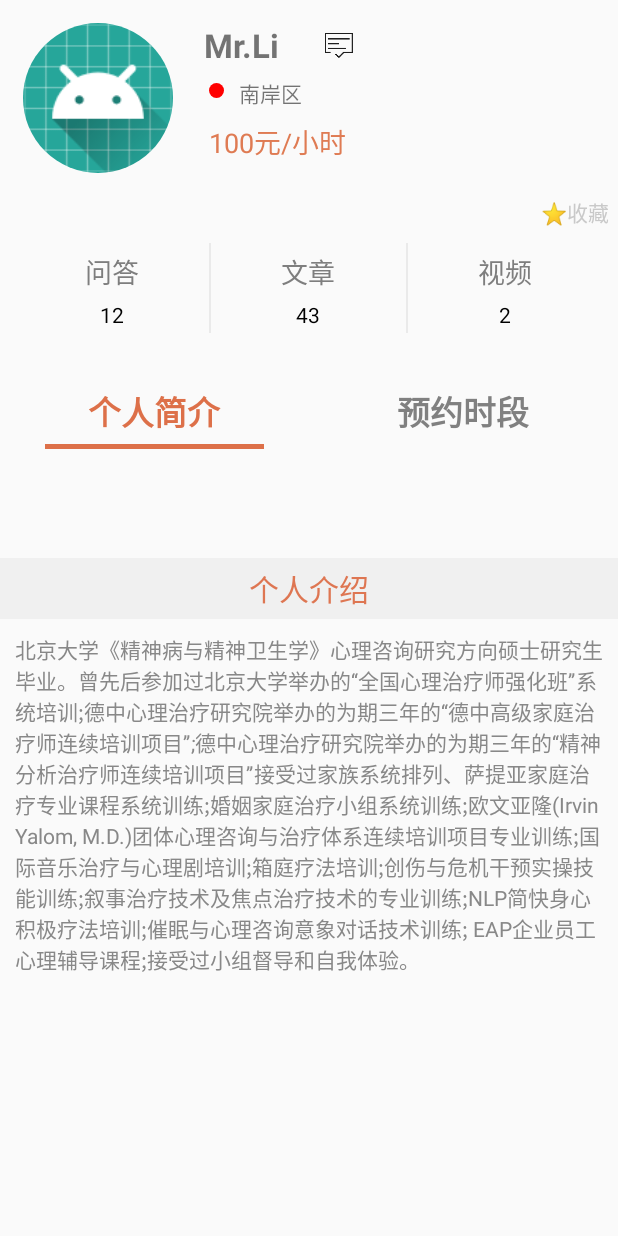
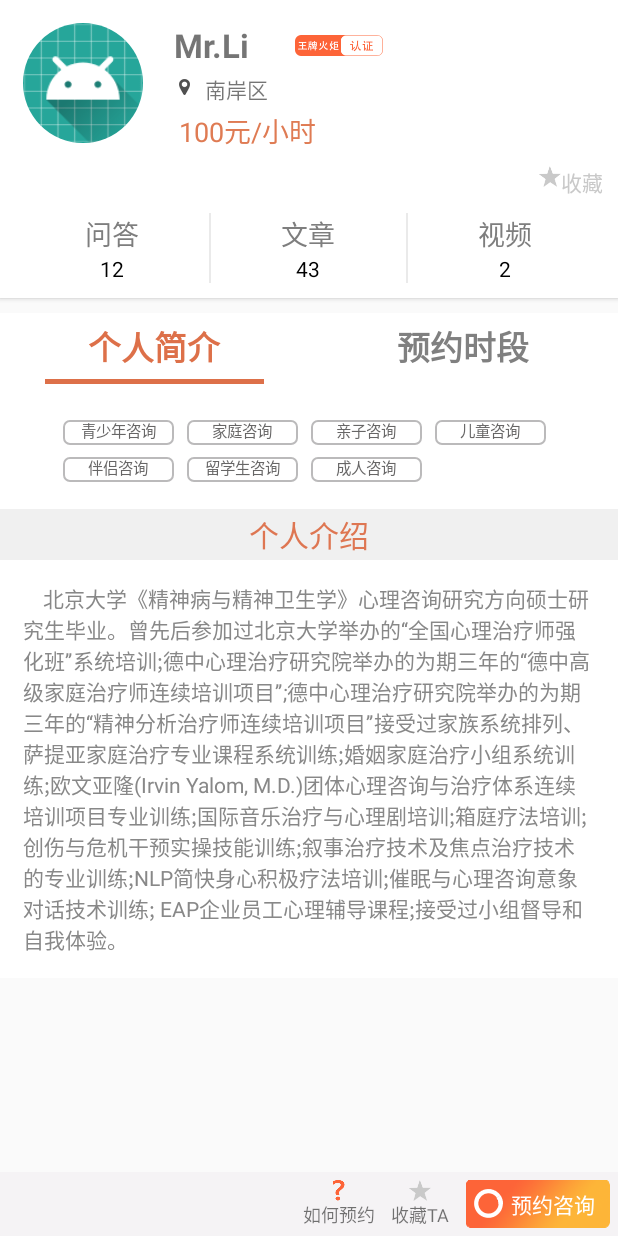
Before and after one commit to emmm-m/Torch, an Android app: the TeaInfoActivity screen opened directly, with no data from a screen before it, on a phone screen of 412 x 824 dp. Run offline under Robolectric (Android 15) with nearby library versions, the light colour scheme and no system bars; our stand-ins replace CircleImageView.

Commit message:
预约详细信息

```diff
--- /dev/null
+++ b/app/src/main/java/com/bucai/torch/util/uiutils/ClassifyGroup.kt
@@ -0,0 +1,92 @@
+package com.bucai.torch.util.uiutils
+
+import android.content.Context
+import android.graphics.Paint
+import android.support.annotation.ColorInt
+import android.support.annotation.DrawableRes
+import android.util.AttributeSet
+import android.util.Log
+import android.util.TypedValue
+import android.view.Gravity
+import android.view.ViewGroup
+import android.widget.TextView
+
+/**
+ * Created by zia on 2018/6/10.
+ */
+class ClassifyGroup : ViewGroup {
+
+    private val TAG = javaClass.simpleName
+
+    constructor(context: Context) : super(context) {}
+
+    constructor(context: Context, attrs: AttributeSet?) : super(context, attrs) {}
+
+    constructor(context: Context, attrs: AttributeSet?, defStyleAttr: Int) : super(context, attrs, defStyleAttr) {}
+
+    override fun onLayout(changed: Boolean, l: Int, t: Int, r: Int, b: Int) {}
+
+    public fun addStrings(strings: List<String>, column: Int, @DrawableRes id: Int, textSize: Float, @ColorInt textColor: Int) {
+        val itemViews = strings.map {
+            val textView = TextView(context)
+            textView.text = it
+            textView.textSize = textSize
+            Log.e("row", "before:${textView.textSize}")
+            textView.background = resources.getDrawable(id)
+            textView.setTextColor(textColor)
+            textView.gravity = Gravity.CENTER
+            textView.includeFontPadding = false
+//            textView.setBackgroundColor(Color.GREEN)
+            textView
+        }
+        addItems(itemViews, column)
+    }
+
+    public fun addItems(itemViews: List<TextView>, column: Int) {
+        if (column <= 0 || itemViews.isEmpty()) {
+            Log.e(TAG, "column <= 0 || itemViews.isEmpty()")
+            return
+        }
+        post {
+            val paint = Paint()
+            val tv = itemViews.maxBy { it.text.length }//以最长的字符串为基准
+            paint.textSize = tv!!.textSize
+            var w = paint.measureText(tv.text.toString()).toInt()
+            var pw = (width / column - w) / 2
+            val fontMetrics = paint.fontMetrics
+            var h = (fontMetrics.descent - fontMetrics.ascent).toInt()
+
+            if (pw <= 0) {
+                val tw = width / 4 * 0.9f
+                val scale = tw / w
+                Log.e("zia", "scale:$scale")
+                paint.textSize = tv.textSize * scale
+                itemViews.forEach {
+                    Log.e("emmm", "before:${it.textSize * scale}")
+                    it.setTextSize(TypedValue.COMPLEX_UNIT_PX, h * 0.5f)
+                    it.includeFontPadding = false
+                    Log.e("emmm", "after:${it.textSize}")
+                }
+                w = tw.toInt()
+                pw = (width / column - w) / 2
+                h = (h * scale).toInt()
+            }
+            Log.e(TAG, "w:$w,pw:$pw,h:$h")
+
+            //更改layout
+            var lines = itemViews.size / column
+            if (itemViews.size % column != 0) lines++
+            layoutParams.height = (h + pw * 2) * lines + pw
+
+            //添加到viewGroup
+            for (i in 0 until itemViews.size) {
+                val textView = itemViews[i]
+                val x = (width / column) * (i % column) + pw / 2
+                val y = (h + pw * 2) * (i / column)
+                addView(textView)
+                Log.e("zia", "l:$x,t:${y + pw},r:${x + w},b:${y + h + pw}")
+                textView.layout(x, y + pw, x + w, y + h + pw)
+            }
+        }
+    }
+}
--- a/app/src/main/java/com/bucai/torch/view/main/appointment/TeaInfoActivity.kt
+++ b/app/src/main/java/com/bucai/torch/view/main/appointment/TeaInfoActivity.kt
@@ -1,14 +1,26 @@
 package com.bucai.torch.view.main.appointment
 
+import android.graphics.Color
 import android.os.Bundle
 import android.support.v7.app.AppCompatActivity
 import com.bucai.torch.R
+import kotlinx.android.synthetic.main.activity_tea_info.*
 
 class TeaInfoActivity : AppCompatActivity() {
 
     override fun onCreate(savedInstanceState: Bundle?) {
         super.onCreate(savedInstanceState)
         setContentView(R.layout.activity_tea_info)
-
+        val strings = arrayListOf("青少年咨询", "家庭咨询", "亲子咨询", "儿童咨询", "伴侣咨询", "留学生咨询", "成人咨询")
+        tea_info_classifyGroup.addStrings(strings, 4, R.drawable.tea_info_bg, 18f,Color.parseColor("#676666"))
+//        val l = ArrayList<TextView>()
+//        for (i in 0..7) {
+//            val itemView = TextView(this@TeaInfoActivity)
+//            itemView.text = "NO.$i"
+//            itemView.background = resources.getDrawable(R.drawable.tea_info_bg)
+////            itemView.setTextColor(Color.BLACK)
+//            l.add(itemView)
+//        }
+//        tea_info_classifyGroup.addItems(l, 4)
     }
 }
--- /dev/null
+++ b/app/src/main/res/drawable/tea_info_bg.xml
@@ -0,0 +1,9 @@
+<?xml version="1.0" encoding="utf-8"?>
+<shape xmlns:android="http://schemas.android.com/apk/res/android"
+    android:shape="rectangle">
+    <corners android:radius="4dp" />
+    <stroke
+        android:width="1dp"
+        android:color="#BBBABB" />
+
+</shape>
--- a/app/src/main/res/layout/activity_tea_info.xml
+++ b/app/src/main/res/layout/activity_tea_info.xml
@@ -1,32 +1,38 @@
 <?xml version="1.0" encoding="utf-8"?>
-<ScrollView xmlns:android="http://schemas.android.com/apk/res/android"
+<LinearLayout xmlns:android="http://schemas.android.com/apk/res/android"
     xmlns:tools="http://schemas.android.com/tools"
     android:layout_width="match_parent"
     android:layout_height="match_parent"
     android:orientation="vertical"
     tools:context=".view.main.appointment.TeaInfoActivity">
 
+    <ScrollView
+        android:layout_width="match_parent"
+        android:layout_height="0dp"
+        android:layout_weight="1">
+
         <LinearLayout
-        android:orientation="vertical"
             android:layout_width="match_parent"
-        android:layout_height="match_parent">
+            android:layout_height="wrap_content"
+            android:orientation="vertical">
 
             <RelativeLayout
                 android:layout_width="match_parent"
                 android:layout_height="wrap_content"
-            android:elevation="5dp">
+                android:background="#ffffff"
+                android:elevation="2dp">
 
                 <de.hdodenhof.circleimageview.CircleImageView
                     android:id="@+id/tea_info_circleImage"
-                android:layout_width="100dp"
-                android:layout_height="100dp"
+                    android:layout_width="80dp"
+                    android:layout_height="80dp"
                     android:layout_margin="15dp"
                     android:src="@mipmap/ic_launcher" />
 
                 <TextView
                     android:id="@+id/tea_info_name"
                     android:layout_width="wrap_content"
-                android:layout_height="30dp"
+                    android:layout_height="wrap_content"
                     android:layout_alignTop="@id/tea_info_circleImage"
                     android:layout_marginLeft="5dp"
                     android:layout_toRightOf="@id/tea_info_circleImage"
@@ -40,17 +46,17 @@
                     android:layout_alignTop="@id/tea_info_name"
                     android:layout_marginLeft="30dp"
                     android:layout_toRightOf="@id/tea_info_name"
-                android:src="@mipmap/message" />
+                    android:src="@mipmap/vertify" />
 
                 <ImageView
                     android:id="@+id/tea_info_ic_location"
-                android:layout_width="10dp"
-                android:layout_height="10dp"
+                    android:layout_width="wrap_content"
+                    android:layout_height="wrap_content"
                     android:layout_alignLeft="@id/tea_info_name"
                     android:layout_below="@id/tea_info_name"
                     android:layout_marginLeft="3dp"
-                android:layout_marginTop="10dp"
-                android:src="@drawable/badge" />
+                    android:layout_marginTop="8dp"
+                    android:src="@mipmap/location" />
 
                 <TextView
                     android:layout_width="wrap_content"
@@ -58,7 +64,7 @@
                     android:layout_alignBaseline="@id/tea_info_ic_location"
                     android:layout_below="@id/tea_info_name"
                     android:layout_marginLeft="10dp"
-                android:layout_marginTop="6dp"
+                    android:layout_marginTop="4dp"
                     android:layout_toRightOf="@id/tea_info_ic_location"
                     android:text="南岸区" />
 
@@ -67,31 +73,41 @@
                     android:layout_height="wrap_content"
                     android:layout_alignLeft="@id/tea_info_ic_location"
                     android:layout_below="@id/tea_info_ic_location"
-                android:layout_marginTop="15dp"
+                    android:layout_marginTop="10dp"
                     android:text="100元/小时"
                     android:textColor="#DF7B53"
                     android:textSize="18sp" />
 
                 <TextView
+                    android:id="@+id/tea_info_favorite"
                     android:layout_width="wrap_content"
                     android:layout_height="wrap_content"
                     android:layout_alignParentRight="true"
                     android:layout_below="@id/tea_info_circleImage"
-                android:layout_marginRight="5dp"
-                android:text="⭐️收藏"
+                    android:layout_marginRight="10dp"
+                    android:gravity="top"
+                    android:text="️收藏"
                     android:textColor="#C9C9C9" />
+
+                <ImageView
+                    android:layout_width="wrap_content"
+                    android:layout_height="wrap_content"
+                    android:layout_alignTop="@id/tea_info_favorite"
+                    android:layout_toLeftOf="@id/tea_info_favorite"
+                    android:src="@mipmap/star" />
             </RelativeLayout>
 
             <LinearLayout
                 android:layout_width="match_parent"
-            android:layout_height="80dp"
-            android:elevation="5dp"
+                android:layout_height="wrap_content"
+                android:background="#ffffff"
+                android:elevation="2dp"
                 android:orientation="horizontal"
                 android:padding="10dp">
 
                 <LinearLayout
                     android:layout_width="0dp"
-                android:layout_height="match_parent"
+                    android:layout_height="wrap_content"
                     android:layout_weight="1"
                     android:gravity="center_horizontal"
                     android:orientation="vertical">
@@ -99,7 +115,6 @@
                     <TextView
                         android:layout_width="wrap_content"
                         android:layout_height="0dp"
-                    android:layout_margin="5dp"
                         android:layout_weight="1"
                         android:gravity="center"
                         android:text="问答"
@@ -122,7 +137,7 @@
 
                 <LinearLayout
                     android:layout_width="0dp"
-                android:layout_height="match_parent"
+                    android:layout_height="wrap_content"
                     android:layout_weight="1"
                     android:gravity="center_horizontal"
                     android:orientation="vertical">
@@ -130,7 +145,6 @@
                     <TextView
                         android:layout_width="wrap_content"
                         android:layout_height="0dp"
-                    android:layout_margin="5dp"
                         android:layout_weight="1"
                         android:gravity="center"
                         android:text="文章"
@@ -153,7 +167,7 @@
 
                 <LinearLayout
                     android:layout_width="0dp"
-                android:layout_height="match_parent"
+                    android:layout_height="wrap_content"
                     android:layout_weight="1"
                     android:gravity="center_horizontal"
                     android:orientation="vertical">
@@ -161,7 +175,6 @@
                     <TextView
                         android:layout_width="wrap_content"
                         android:layout_height="0dp"
-                    android:layout_margin="5dp"
                         android:layout_weight="1"
                         android:gravity="center"
                         android:text="视频"
@@ -180,8 +193,9 @@
 
             <LinearLayout
                 android:layout_width="match_parent"
-            android:layout_height="120dp"
-            android:layout_marginTop="20dp"
+                android:layout_height="wrap_content"
+                android:layout_marginTop="10dp"
+                android:background="#ffffff"
                 android:orientation="vertical">
 
                 <LinearLayout
@@ -240,9 +254,14 @@
                     </LinearLayout>
                 </LinearLayout>
 
-            <TextView
+                <com.bucai.torch.util.uiutils.ClassifyGroup
+                    android:id="@+id/tea_info_classifyGroup"
                     android:layout_width="match_parent"
-                android:layout_height="60dp" />
+                    android:layout_height="wrap_content"
+                    android:layout_marginBottom="10dp"
+                    android:layout_marginLeft="40dp"
+                    android:layout_marginRight="40dp"
+                    android:layout_marginTop="20dp" />
 
             </LinearLayout>
 
@@ -251,16 +270,88 @@
                 android:layout_height="wrap_content"
                 android:background="#F0F0F0"
                 android:gravity="center"
-            android:padding="5dp"
+                android:padding="2dp"
                 android:text="个人介绍"
                 android:textColor="#DE7652"
                 android:textSize="20sp" />
 
             <TextView
-            android:padding="10dp"
-            android:textColor="#888888"
                 android:layout_width="match_parent"
                 android:layout_height="wrap_content"
-            android:text="北京大学《精神病与精神卫生学》心理咨询研究方向硕士研究生毕业。曾先后参加过北京大学举办的“全国心理治疗师强化班”系统培训;德中心理治疗研究院举办的为期三年的“德中高级家庭治疗师连续培训项目”;德中心理治疗研究院举办的为期三年的“精神分析治疗师连续培训项目”接受过家族系统排列、萨提亚家庭治疗专业课程系统训练;婚姻家庭治疗小组系统训练;欧文亚隆(Irvin Yalom, M.D.)团体心理咨询与治疗体系连续培训项目专业训练;国际音乐治疗与心理剧培训;箱庭疗法培训;创伤与危机干预实操技能训练;叙事治疗技术及焦点治疗技术的专业训练;NLP简快身心积极疗法培训;催眠与心理咨询意象对话技术训练; EAP企业员工心理辅导课程;接受过小组督导和自我体验。" />
+                android:background="@color/white"
+                android:padding="15dp"
+                android:text="    北京大学《精神病与精神卫生学》心理咨询研究方向硕士研究生毕业。曾先后参加过北京大学举办的“全国心理治疗师强化班”系统培训;德中心理治疗研究院举办的为期三年的“德中高级家庭治疗师连续培训项目”;德中心理治疗研究院举办的为期三年的“精神分析治疗师连续培训项目”接受过家族系统排列、萨提亚家庭治疗专业课程系统训练;婚姻家庭治疗小组系统训练;欧文亚隆(Irvin Yalom, M.D.)团体心理咨询与治疗体系连续培训项目专业训练;国际音乐治疗与心理剧培训;箱庭疗法培训;创伤与危机干预实操技能训练;叙事治疗技术及焦点治疗技术的专业训练;NLP简快身心积极疗法培训;催眠与心理咨询意象对话技术训练; EAP企业员工心理辅导课程;接受过小组督导和自我体验。"
+                android:textColor="#888888" />
         </LinearLayout>
     </ScrollView>
+
+    <LinearLayout
+        android:layout_width="match_parent"
+        android:layout_height="wrap_content"
+        android:layout_gravity="bottom"
+        android:background="#F5F3F5"
+        android:gravity="right"
+        android:orientation="horizontal">
+
+        <LinearLayout
+            android:layout_width="wrap_content"
+            android:layout_height="match_parent"
+            android:layout_margin="5dp"
+            android:gravity="center"
+            android:orientation="vertical">
+
+            <ImageView
+                android:layout_width="wrap_content"
+                android:layout_height="wrap_content"
+                android:src="@mipmap/ask" />
+
+            <TextView
+                android:layout_width="wrap_content"
+                android:layout_height="wrap_content"
+                android:text="如何预约"
+                android:textSize="12sp" />
+        </LinearLayout>
+
+        <LinearLayout
+            android:layout_width="wrap_content"
+            android:layout_height="match_parent"
+            android:layout_margin="5dp"
+            android:gravity="center"
+            android:orientation="vertical">
+
+            <ImageView
+                android:layout_width="wrap_content"
+                android:layout_height="wrap_content"
+                android:src="@mipmap/star" />
+
+            <TextView
+                android:layout_width="wrap_content"
+                android:layout_height="wrap_content"
+                android:text="收藏TA"
+                android:textSize="12sp" />
+        </LinearLayout>
+
+        <LinearLayout
+            android:layout_width="wrap_content"
+            android:layout_height="match_parent"
+            android:layout_margin="5dp"
+            android:background="@mipmap/tea_info_bt_bg">
+
+            <ImageView
+                android:layout_width="wrap_content"
+                android:layout_height="wrap_content"
+                android:layout_gravity="center_vertical"
+                android:layout_marginLeft="5dp"
+                android:src="@mipmap/tea_info_bt_circle" />
+
+            <TextView
+                android:layout_width="wrap_content"
+                android:layout_height="match_parent"
+                android:layout_margin="5dp"
+                android:gravity="center"
+                android:text="预约咨询"
+                android:textColor="@color/white"
+                android:textSize="14sp" />
+        </LinearLayout>
+    </LinearLayout>
+</LinearLayout>
```
Also changed, not shown: app/src/main/res/mipmap-xxhdpi/ask.png (added), app/src/main/res/mipmap-xxhdpi/location.png (added), app/src/main/res/mipmap-xxhdpi/star.png (added), app/src/main/res/mipmap-xxhdpi/tea_info_bt_bg.png (added), app/src/main/res/mipmap-xxhdpi/tea_info_bt_circle.png (added), app/src/main/res/mipmap-xxhdpi/tea_info_button_circle.png (added), app/src/main/res/mipmap-xxhdpi/vertify.png (added). Lines whose indentation alone changed are shown as unchanged.
